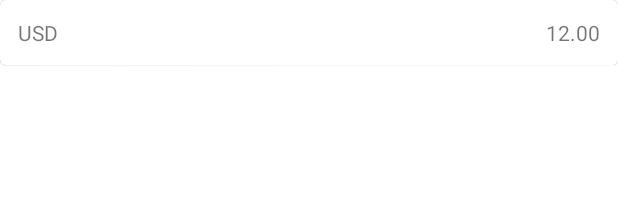
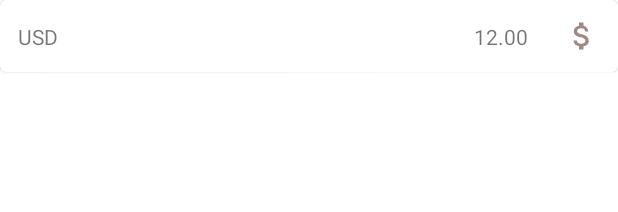
Before and after one commit to Coolhabit/CurrencyConverter, an Android app: the layout rv_currency_item.xml on its own in the app's theme, with its tools: preview values and no code run, on a phone screen of 412 x 824 dp. Shown: the top 212 px of the screen. Run offline under Robolectric (Android 15) with nearby library versions, the phone set to English and light mode, and no system bars.

Commit message:
some db work

```diff
--- /dev/null
+++ b/currency/src/main/res/drawable/ic_fav_money.xml
@@ -0,0 +1,5 @@
+<vector android:height="24dp" android:tint="@color/currency_grey_nav"
+    android:viewportHeight="24" android:viewportWidth="24"
+    android:width="24dp" xmlns:android="http://schemas.android.com/apk/res/android">
+    <path android:fillColor="@android:color/white" android:pathData="M11.8,10.9c-2.27,-0.59 -3,-1.2 -3,-2.15 0,-1.09 1.01,-1.85 2.7,-1.85 1.78,0 2.44,0.85 2.5,2.1h2.21c-0.07,-1.72 -1.12,-3.3 -3.21,-3.81V3h-3v2.16c-1.94,0.42 -3.5,1.68 -3.5,3.61 0,2.31 1.91,3.46 4.7,4.13 2.5,0.6 3,1.48 3,2.41 0,0.69 -0.49,1.79 -2.7,1.79 -2.06,0 -2.87,-0.92 -2.98,-2.1h-2.2c0.12,2.19 1.76,3.42 3.68,3.83V21h3v-2.15c1.95,-0.37 3.5,-1.5 3.5,-3.55 0,-2.84 -2.43,-3.81 -4.7,-4.4z"/>
+</vector>
--- /dev/null
+++ b/currency/src/main/res/drawable/ic_fav_money_checked.xml
@@ -0,0 +1,5 @@
+<vector android:height="24dp" android:tint="@color/currency_blue"
+    android:viewportHeight="24" android:viewportWidth="24"
+    android:width="24dp" xmlns:android="http://schemas.android.com/apk/res/android">
+    <path android:fillColor="@android:color/white" android:pathData="M11.8,10.9c-2.27,-0.59 -3,-1.2 -3,-2.15 0,-1.09 1.01,-1.85 2.7,-1.85 1.78,0 2.44,0.85 2.5,2.1h2.21c-0.07,-1.72 -1.12,-3.3 -3.21,-3.81V3h-3v2.16c-1.94,0.42 -3.5,1.68 -3.5,3.61 0,2.31 1.91,3.46 4.7,4.13 2.5,0.6 3,1.48 3,2.41 0,0.69 -0.49,1.79 -2.7,1.79 -2.06,0 -2.87,-0.92 -2.98,-2.1h-2.2c0.12,2.19 1.76,3.42 3.68,3.83V21h3v-2.15c1.95,-0.37 3.5,-1.5 3.5,-3.55 0,-2.84 -2.43,-3.81 -4.7,-4.4z"/>
+</vector>
--- a/currency/src/main/res/layout/rv_currency_item.xml
+++ b/currency/src/main/res/layout/rv_currency_item.xml
@@ -25,11 +25,22 @@
             android:id="@+id/currency_rate"
             android:layout_width="wrap_content"
             android:layout_height="wrap_content"
+            android:layout_marginEnd="24dp"
+            app:layout_constraintBottom_toBottomOf="@id/currency_name"
+            app:layout_constraintEnd_toStartOf="@id/fav_btn"
+            app:layout_constraintTop_toTopOf="@id/currency_name"
+            tools:text="12.00"/>
+
+        <androidx.appcompat.widget.AppCompatImageButton
+            android:id="@+id/fav_btn"
+            android:layout_width="wrap_content"
+            android:layout_height="wrap_content"
+            android:src="@drawable/ic_fav_money"
+            android:background="@color/white"
             android:layout_margin="12dp"
+            app:layout_constraintTop_toTopOf="parent"
             app:layout_constraintBottom_toBottomOf="parent"
-            app:layout_constraintEnd_toEndOf="parent"
-            app:layout_constraintTop_toTopOf="parent"
-            tools:text="12.00"/>
+            app:layout_constraintEnd_toEndOf="parent"/>
 
     </androidx.constraintlayout.widget.ConstraintLayout>
 </com.google.android.material.card.MaterialCardView>
--- a/data/src/main/java/ru/coolhabit/currencyconverter/data/network/entities/currency/CurrencyResponse.kt
+++ b/data/src/main/java/ru/coolhabit/currencyconverter/data/network/entities/currency/CurrencyResponse.kt
@@ -8,7 +8,7 @@ data class CurrencyResponse(
     @SerializedName("date")
     val date: String,
     @SerializedName("rates")
-    val rates: Map<String, Float>,
+    val rates: Map<String, Double>,
     @SerializedName("success")
     val success: Boolean,
     @SerializedName("timestamp")
--- a/data/src/main/java/ru/coolhabit/currencyconverter/data/network/services/CurrencyApiService.kt
+++ b/data/src/main/java/ru/coolhabit/currencyconverter/data/network/services/CurrencyApiService.kt
@@ -2,16 +2,14 @@ package ru.coolhabit.currencyconverter.data.network.services
 
 import ru.coolhabit.currencyconverter.core.api.ICurrencyApiService
 import ru.coolhabit.currencyconverter.data.network.CurrencyApi
+import ru.coolhabit.currencyconverter.data.network.mappers.toCurrency
 import ru.coolhabit.currencyconverter.entities.dto.Currency
 
 class CurrencyApiService(private val api: CurrencyApi) : ICurrencyApiService {
 
     override suspend fun getLatestRates(): List<Currency> {
         val result = api.getLatest().rates.toList().map {
-            Currency(
-                currencyName = it.first,
-                currencyRate = it.second.toDouble()
-            )
+            it.toCurrency()
         }
         return result
     }
```
Also changed, not shown: currency/src/main/res/layout/fragment_currency.xml (+13 -2 lines), data/src/main/java/ru/coolhabit/currencyconverter/data/db/AppDatabase.kt (+15 -1 lines), data/src/main/java/ru/coolhabit/currencyconverter/data/db/DatabaseStorageImpl.kt (+13 -0 lines), data/src/main/java/ru/coolhabit/currencyconverter/data/db/dao/CurrencyDao.kt (added, +23 -0 lines), data/src/main/java/ru/coolhabit/currencyconverter/data/db/entities/CurrencyDB.kt (added, +22 -0 lines), data/src/main/java/ru/coolhabit/currencyconverter/data/network/mappers/Mapper.kt (+6 -6 lines), domain/src/main/java/ru/coolhabit/currencyconverter/core/api/IDatabaseStorage.kt (+9 -0 lines).
